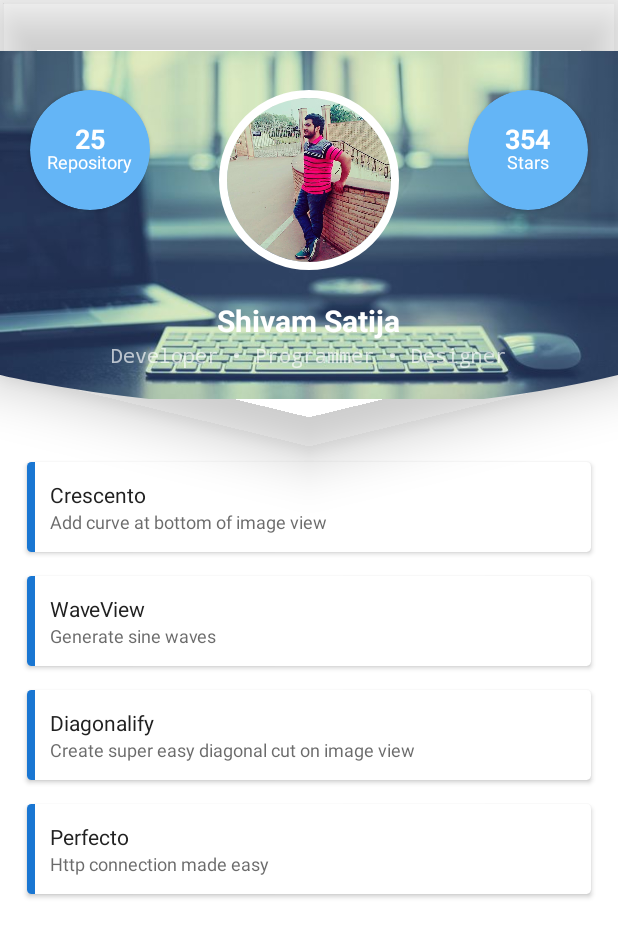
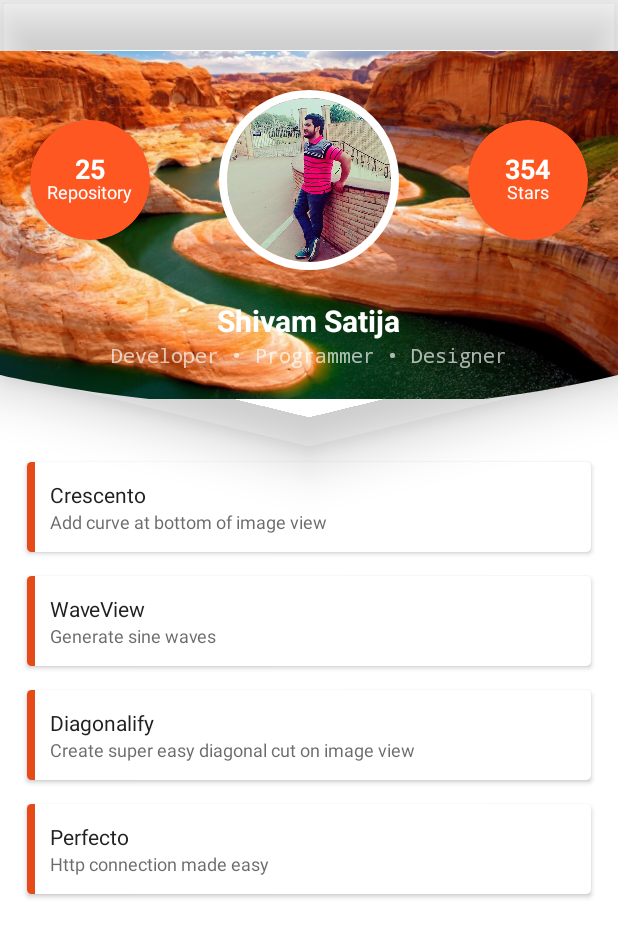
Before and after one commit to developer-shivam/Crescento, an Android app: the screen it shows after launch (MainActivity), on a phone screen of 412 x 824 dp. Shown: the top 937 px of the screen. Run offline under Robolectric (Android 15) with nearby library versions, the phone set to English and light mode, and no system bars; our stand-ins replace CircleImageView; libraries missing offline, so code that uses them is left out: android.support.v7; plain views replace KenBurnsView.

Commit message:
Git sample optimized

```diff
--- a/app/src/main/java/developer/shivam/crescento/MainActivity.java
+++ b/app/src/main/java/developer/shivam/crescento/MainActivity.java
@@ -1,6 +1,7 @@
 package developer.shivam.crescento;
 
 import android.graphics.Color;
+import android.os.Build;
 import android.os.Bundle;
 import android.support.v7.app.AppCompatActivity;
 import android.view.View;
@@ -14,9 +15,11 @@ public class MainActivity extends AppCompatActivity {
         super.onCreate(savedInstanceState);
         setContentView(R.layout.activity_main);
 
-        getWindow().getDecorView().setSystemUiVisibility(View.SYSTEM_UI_FLAG_LAYOUT_STABLE
-                        | View.SYSTEM_UI_FLAG_LAYOUT_FULLSCREEN);
+        if (Build.VERSION.SDK_INT > Build.VERSION_CODES.LOLLIPOP) {
+            getWindow().getDecorView()
+                    .setSystemUiVisibility(View.SYSTEM_UI_FLAG_LAYOUT_STABLE | View.SYSTEM_UI_FLAG_LAYOUT_FULLSCREEN);
 
-        getWindow().setStatusBarColor(Color.parseColor("#9964B5F6"));
+            getWindow().setStatusBarColor(Color.TRANSPARENT);
+        }
     }
 }
--- a/app/src/main/res/layout/activity_main.xml
+++ b/app/src/main/res/layout/activity_main.xml
@@ -18,14 +18,14 @@
         <com.flaviofaria.kenburnsview.KenBurnsView
             android:layout_width="match_parent"
             android:layout_height="match_parent"
-            android:src="@drawable/wallpaper1" />
+            android:src="@drawable/wallpaper3_optimized" />
 
         <android.support.v7.widget.CardView
             android:layout_width="80dp"
             android:layout_height="80dp"
             android:layout_alignParentRight="true"
             android:layout_marginRight="20dp"
-            android:layout_marginTop="60dp"
+            android:layout_marginTop="80dp"
             android:elevation="10dp"
             attribute:cardBackgroundColor="@color/colorPrimary"
             attribute:cardCornerRadius="40dp">
@@ -94,7 +94,7 @@
             android:layout_height="80dp"
             android:layout_alignParentLeft="true"
             android:layout_marginLeft="20dp"
-            android:layout_marginTop="60dp"
+            android:layout_marginTop="80dp"
             android:elevation="10dp"
             attribute:cardBackgroundColor="@color/colorPrimary"
             attribute:cardCornerRadius="40dp">
--- a/app/src/main/res/values/colors.xml
+++ b/app/src/main/res/values/colors.xml
@@ -1,6 +1,6 @@
 <?xml version="1.0" encoding="utf-8"?>
 <resources>
-    <color name="colorPrimary">#64B5F6</color>
-    <color name="colorPrimaryDark">#1976D2</color>
+    <color name="colorPrimary">#FF5722</color>
+    <color name="colorPrimaryDark">#E64A19</color>
     <color name="colorAccent">#FFFFFF</color>
 </resources>
```
Also changed, not shown: app/src/main/res/drawable/wallpaper3.jpg (added), app/src/main/res/drawable/wallpaper3_optimized.jpg (added), 1 other file.
